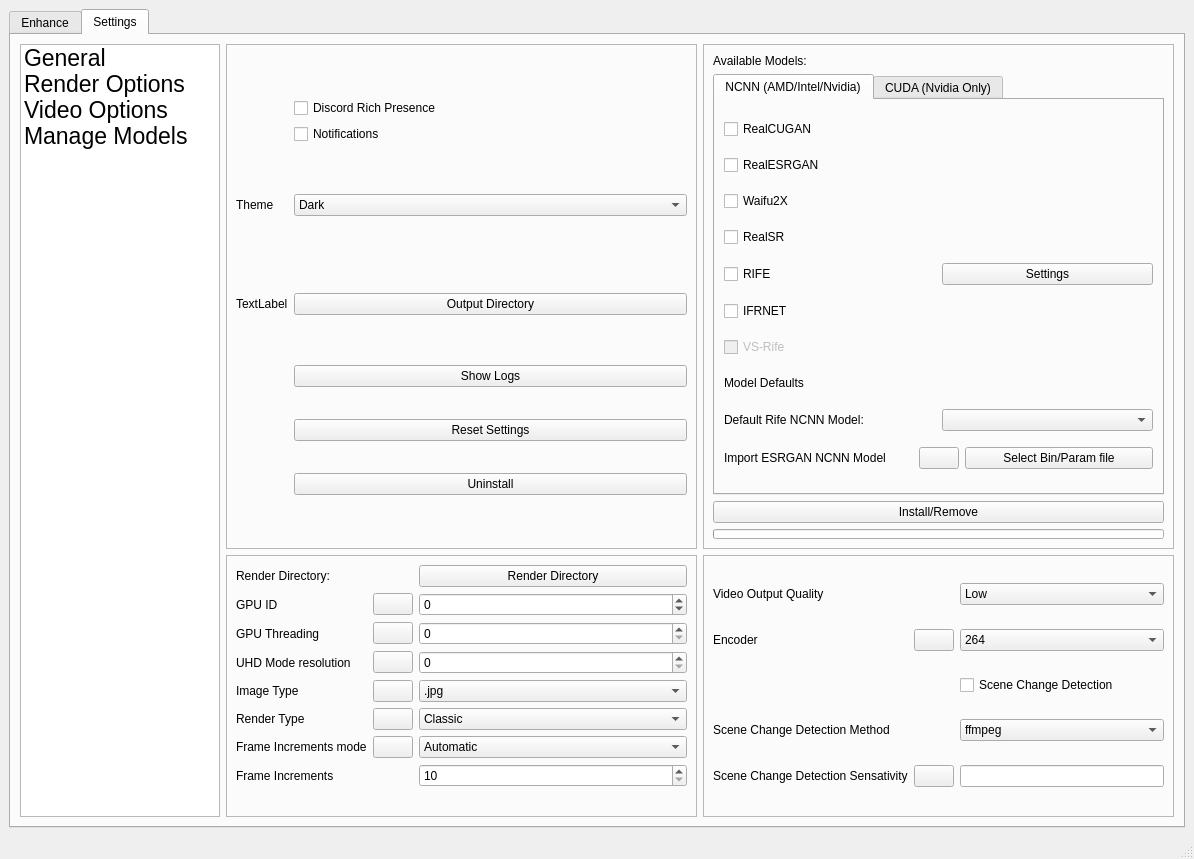
TNTwise/REAL-Video-Enhancer, file mainwindow.ui: the form before one commit.
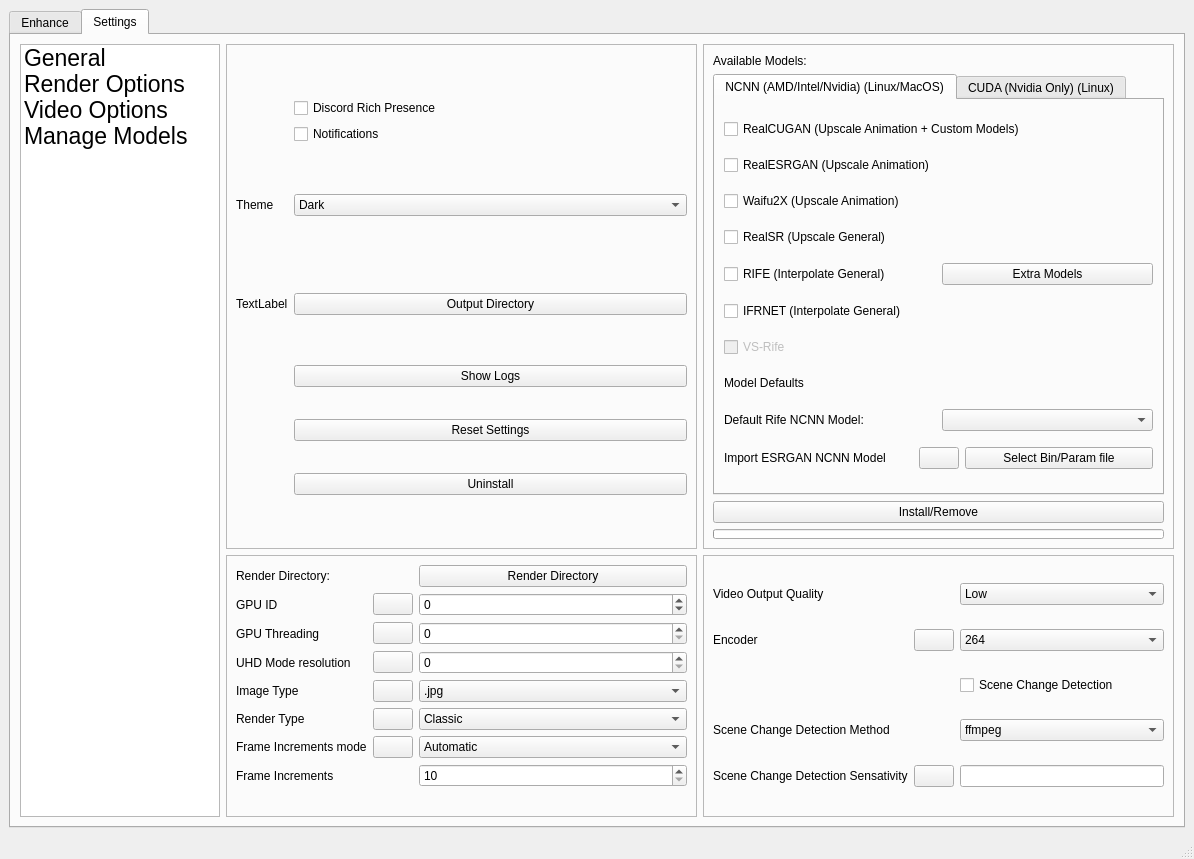
The form after the commit. The open tabs and pages were chosen to show the change. Icons and pictures are not drawn.

Diff of the .ui file:
```diff
--- a/mainwindow.ui
+++ b/mainwindow.ui
@@ -759,7 +759,7 @@
                  </property>
                  <widget class="QWidget" name="NCNNTab">
                   <attribute name="title">
-                   <string>NCNN (AMD/Intel/Nvidia)</string>
+                   <string>NCNN (AMD/Intel/Nvidia) (Linux/MacOS)</string>
                   </attribute>
                   <layout class="QVBoxLayout" name="verticalLayout">
                    <item>
@@ -768,28 +768,28 @@
                       <bool>true</bool>
                      </property>
                      <property name="text">
-                      <string>RealCUGAN</string>
+                      <string>RealCUGAN (Upscale Animation + Custom Models)</string>
                      </property>
                     </widget>
                    </item>
                    <item>
                     <widget class="QCheckBox" name="RealESRGANCheckBox">
                      <property name="text">
-                      <string>RealESRGAN</string>
+                      <string>RealESRGAN (Upscale Animation)</string>
                      </property>
                     </widget>
                    </item>
                    <item>
                     <widget class="QCheckBox" name="Waifu2xCheckBox">
                      <property name="text">
-                      <string>Waifu2X</string>
+                      <string>Waifu2X (Upscale Animation)</string>
                      </property>
                     </widget>
                    </item>
                    <item>
                     <widget class="QCheckBox" name="RealSRCheckBox">
                      <property name="text">
-                      <string>RealSR</string>
+                      <string>RealSR (Upscale General)</string>
                      </property>
                     </widget>
                    </item>
@@ -798,14 +798,14 @@
                      <item>
                       <widget class="QCheckBox" name="RifeCheckBox">
                        <property name="text">
-                        <string>RIFE</string>
+                        <string>RIFE (Interpolate General)</string>
                        </property>
                       </widget>
                      </item>
                      <item>
                       <widget class="QPushButton" name="RifeSettings">
                        <property name="text">
-                        <string>Settings</string>
+                        <string>Extra Models</string>
                        </property>
                       </widget>
                      </item>
@@ -817,7 +817,7 @@
                       <bool>true</bool>
                      </property>
                      <property name="text">
-                      <string>IFRNET</string>
+                      <string>IFRNET (Interpolate General)</string>
                      </property>
                     </widget>
                    </item>
@@ -893,7 +893,7 @@
                  </widget>
                  <widget class="QWidget" name="CUDATab">
                   <attribute name="title">
-                   <string>CUDA (Nvidia Only)</string>
+                   <string>CUDA (Nvidia Only) (Linux)</string>
                   </attribute>
                   <layout class="QVBoxLayout" name="verticalLayout">
                    <item>
```
Left out of the diff: 4 changed lines with no effect on the pictures.
